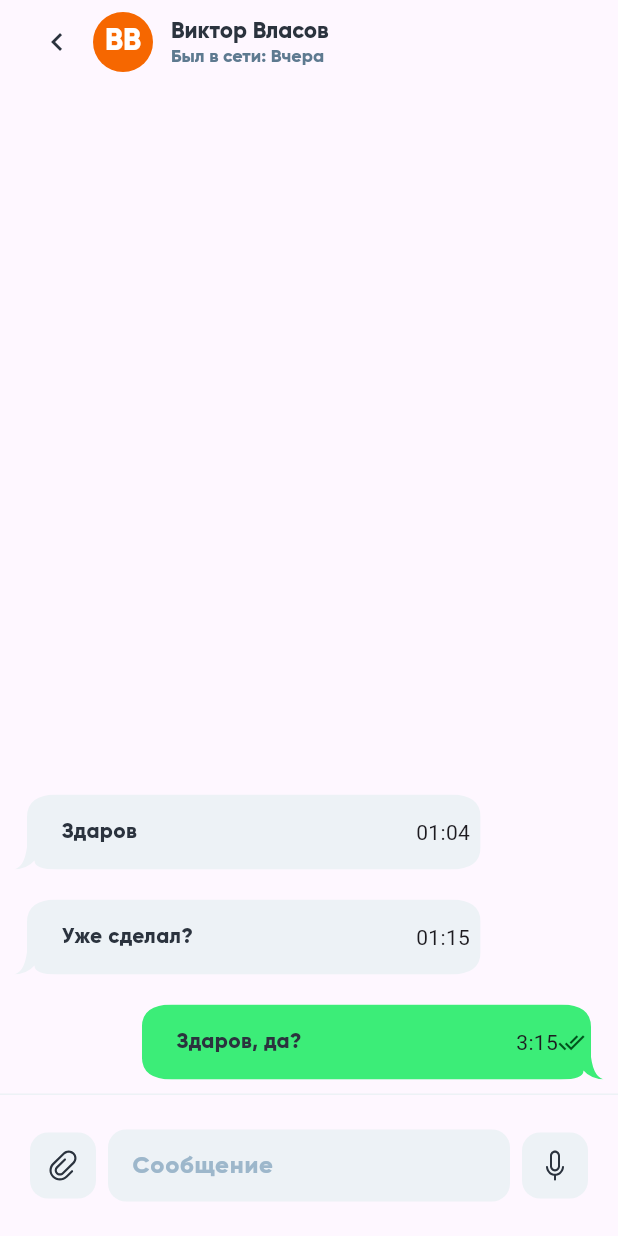
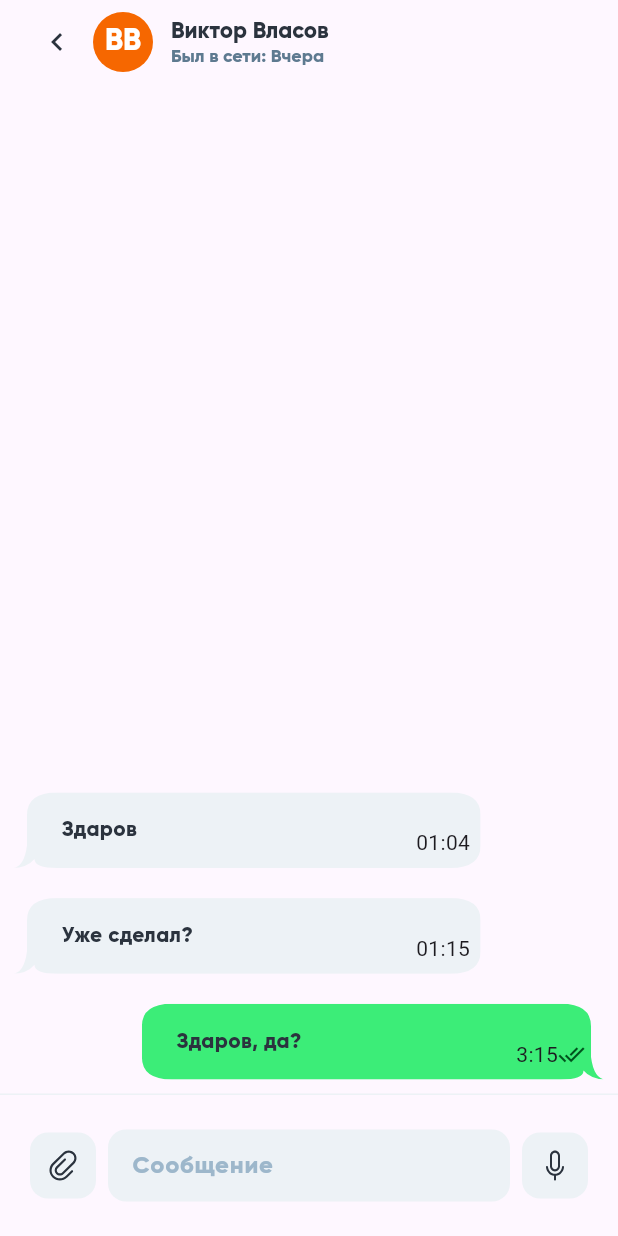
Before and after one commit to jabae232/messenger, a Flutter app: the screen it shows after launch, after a tap on an icon or button, on a phone screen of 412 x 824 dp. Run offline on Flutter 3.47's test engine with Material 3 defaults, Android fonts, the phone set to English and light mode, and no system bars; our stand-ins replace bloc_concurrency, flutter_bloc, flutter_svg, shared_preferences, stream_transform.

Commit message:
one if statement

```diff
--- a/lib/features/chat_screen/presentation/ui/components/chat_card.dart
+++ b/lib/features/chat_screen/presentation/ui/components/chat_card.dart
@@ -40,13 +40,20 @@ class ChatCard extends StatelessWidget {
           style: AppStyles.s15w600,
         ),
         subtitle: Text(
-          'Уже сделал?',
+          chat.messages.last.sender ? 'Вы: ${chat.messages.last.message}' : chat.messages.last.message,
           style: AppStyles.s12w500.copyWith(color: AppColors.darkGrey),
+          maxLines: 1,
+          overflow: TextOverflow.ellipsis,
         ),
-        trailing: Text(
-          chat.messages.last.dateTime,
-          style: AppStyles.s12w500.copyWith(color: AppColors.darkGrey),
-        ),
+        trailing: Column(
+          mainAxisAlignment: MainAxisAlignment.start,
+          children: [
+            Text(
+              chat.messages.last.dateTime,
+              style: AppStyles.s12w500.copyWith(color: AppColors.darkGrey),
+            ),
+          ],
+        )
       ),
     );
   }
--- a/lib/features/chat_screen/presentation/ui/components/single_chat_screen/presentation/ui/components/chat_bubble.dart
+++ b/lib/features/chat_screen/presentation/ui/components/single_chat_screen/presentation/ui/components/chat_bubble.dart
@@ -1,4 +1,5 @@
 import 'package:flutter/material.dart';
+//код с пэкеджа chat_bubbles: ^1.6.0, немного видоизменил
 import 'package:messanger/constants/app_colors.dart';
 
 //код с пэкеджа chat_bubbles: ^1.6.0, немного видоизменил
@@ -34,30 +35,14 @@ class BubbleSpecialThree extends StatelessWidget {
   @override
   Widget build(BuildContext context) {
     bool stateTick = false;
-    Icon? stateIcon;
     if (sent) {
       stateTick = true;
-      stateIcon = const Icon(
-        Icons.done,
-        size: 18,
-        color: Color(0xFF97AD8E),
-      );
     }
     if (delivered) {
       stateTick = true;
-      stateIcon = const Icon(
-        Icons.done_all,
-        size: 18,
-        color: Color(0xFF97AD8E),
-      );
     }
     if (seen) {
       stateTick = true;
-      stateIcon = const Icon(
-        Icons.done_all,
-        size: 18,
-        color: Color(0xFF92DEDA),
-      );
     }
 
     return Align(
@@ -92,6 +77,9 @@ class BubbleSpecialThree extends StatelessWidget {
                     ),
                   ),
                 ),
+                Column(
+                  children: [
+                    SizedBox(height: MediaQuery.of(context).size.width * .04,),
                     Row(
                       children: [
                         Text(dateTime),
@@ -101,6 +89,8 @@ class BubbleSpecialThree extends StatelessWidget {
                           size: 18,
                           color: AppColors.messageDateTimeReceiver,
                         ) : const SizedBox.shrink(),
+                      ],
+                    ),
                   ],
                 )
               ],
```
Lines whose indentation alone changed are shown as unchanged.
